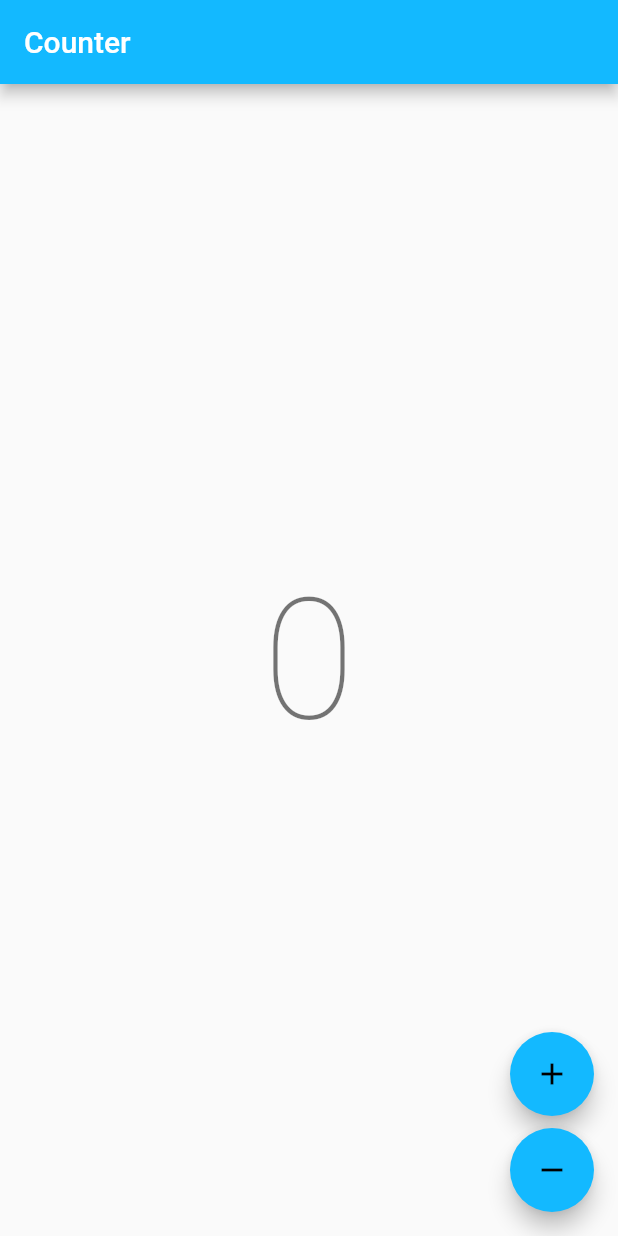
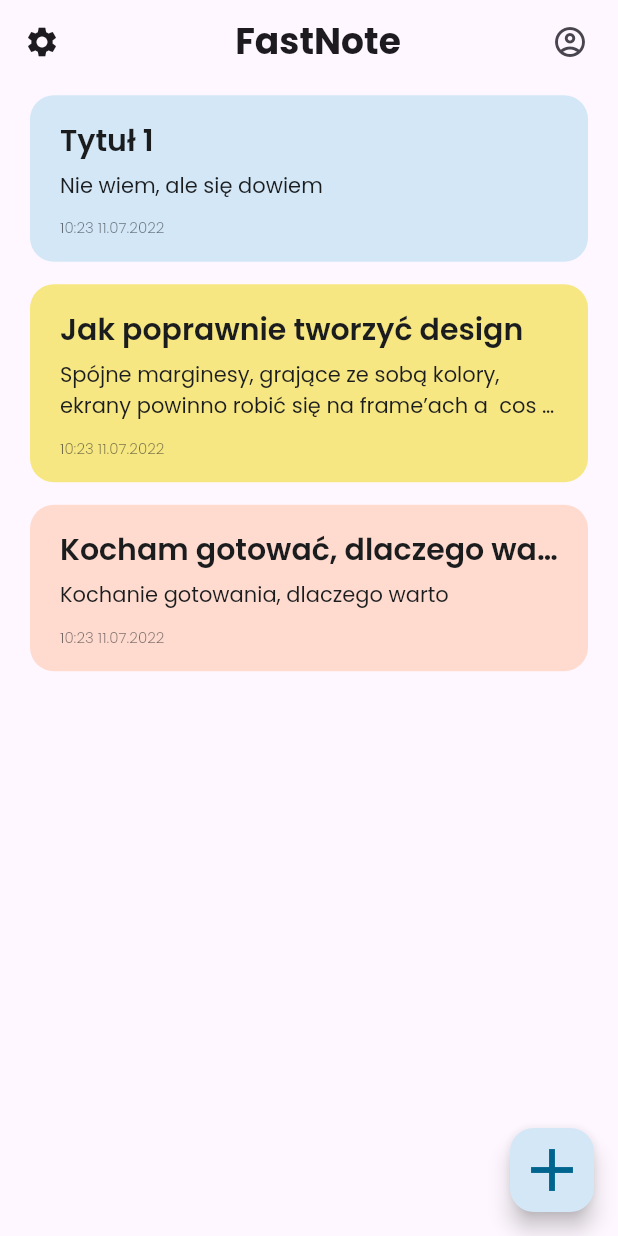
Before and after one commit to l-borkowski/fast_note, a Flutter app: the screen it shows after launch, on a phone screen of 412 x 824 dp. Run offline on Flutter 3.47's test engine with Material 2 defaults, Android fonts, the phone set to English and light mode, and no system bars; our stand-ins replace bloc, flutter_bloc, google_fonts; generated files the repository leaves out were written again.

Commit message:
feat: add main page

```diff
--- a/lib/app/view/app.dart
+++ b/lib/app/view/app.dart
@@ -6,24 +6,24 @@
 // https://opensource.org/licenses/MIT.
 
 import 'package:flutter/material.dart';
-import 'package:my_app/counter/counter.dart';
+import 'package:google_fonts/google_fonts.dart';
 import 'package:my_app/l10n/l10n.dart';
+import 'package:my_app/main/main.dart';
 
 class App extends StatelessWidget {
   const App({super.key});
 
   @override
   Widget build(BuildContext context) {
+    final textTheme = Theme.of(context).textTheme;
     return MaterialApp(
       theme: ThemeData(
-        appBarTheme: const AppBarTheme(color: Color(0xFF13B9FF)),
-        colorScheme: ColorScheme.fromSwatch(
-          accentColor: const Color(0xFF13B9FF),
-        ),
+        useMaterial3: true,
+        textTheme: GoogleFonts.poppinsTextTheme(textTheme),
       ),
       localizationsDelegates: AppLocalizations.localizationsDelegates,
       supportedLocales: AppLocalizations.supportedLocales,
-      home: const CounterPage(),
+      home: const MainPage(),
     );
   }
 }
--- a/lib/counter/counter.dart
+++ /dev/null
@@ -1,9 +0,0 @@
-// Copyright (c) 2022, Very Good Ventures
-// https://verygood.ventures
-//
-// Use of this source code is governed by an MIT-style
-// license that can be found in the LICENSE file or at
-// https://opensource.org/licenses/MIT.
-
-export 'cubit/counter_cubit.dart';
-export 'view/counter_page.dart';
--- a/lib/counter/view/counter_page.dart
+++ /dev/null
@@ -1,62 +0,0 @@
-// Copyright (c) 2022, Very Good Ventures
-// https://verygood.ventures
-//
-// Use of this source code is governed by an MIT-style
-// license that can be found in the LICENSE file or at
-// https://opensource.org/licenses/MIT.
-
-import 'package:flutter/material.dart';
-import 'package:flutter_bloc/flutter_bloc.dart';
-import 'package:my_app/counter/counter.dart';
-import 'package:my_app/l10n/l10n.dart';
-
-class CounterPage extends StatelessWidget {
-  const CounterPage({super.key});
-
-  @override
-  Widget build(BuildContext context) {
-    return BlocProvider(
-      create: (_) => CounterCubit(),
-      child: const CounterView(),
-    );
-  }
-}
-
-class CounterView extends StatelessWidget {
-  const CounterView({super.key});
-
-  @override
-  Widget build(BuildContext context) {
-    final l10n = context.l10n;
-    return Scaffold(
-      appBar: AppBar(title: Text(l10n.counterAppBarTitle)),
-      body: const Center(child: CounterText()),
-      floatingActionButton: Column(
-        mainAxisAlignment: MainAxisAlignment.end,
-        crossAxisAlignment: CrossAxisAlignment.end,
-        children: [
-          FloatingActionButton(
-            onPressed: () => context.read<CounterCubit>().increment(),
-            child: const Icon(Icons.add),
-          ),
-          const SizedBox(height: 8),
-          FloatingActionButton(
-            onPressed: () => context.read<CounterCubit>().decrement(),
-            child: const Icon(Icons.remove),
-          ),
-        ],
-      ),
-    );
-  }
-}
-
-class CounterText extends StatelessWidget {
-  const CounterText({super.key});
-
-  @override
-  Widget build(BuildContext context) {
-    final theme = Theme.of(context);
-    final count = context.select((CounterCubit cubit) => cubit.state);
-    return Text('$count', style: theme.textTheme.headline1);
-  }
-}
--- /dev/null
+++ b/lib/main/cubit/main_page_cubit.dart
@@ -0,0 +1,8 @@
+import 'package:bloc/bloc.dart';
+import 'package:meta/meta.dart';
+
+part 'main_page_state.dart';
+
+class MainPageCubit extends Cubit<MainPageState> {
+  MainPageCubit() : super(MainPageInitial());
+}
--- /dev/null
+++ b/lib/main/cubit/main_page_state.dart
@@ -0,0 +1,6 @@
+part of 'main_page_cubit.dart';
+
+@immutable
+abstract class MainPageState {}
+
+class MainPageInitial extends MainPageState {}
--- a/lib/counter/cubit/counter_cubit.dart
+++ b/lib/main/main.dart
@@ -5,11 +5,5 @@
 // license that can be found in the LICENSE file or at
 // https://opensource.org/licenses/MIT.
 
-import 'package:bloc/bloc.dart';
-
-class CounterCubit extends Cubit<int> {
-  CounterCubit() : super(0);
-
-  void increment() => emit(state + 1);
-  void decrement() => emit(state - 1);
-}
+export 'cubit/main_page_cubit.dart';
+export 'view/main_page.dart';
--- /dev/null
+++ b/lib/main/view/main_page.dart
@@ -0,0 +1,154 @@
+// Copyright (c) 2022, Very Good Ventures
+// https://verygood.ventures
+//
+// Use of this source code is governed by an MIT-style
+// license that can be found in the LICENSE file or at
+// https://opensource.org/licenses/MIT.
+
+import 'package:flutter/material.dart';
+import 'package:flutter_bloc/flutter_bloc.dart';
+import 'package:my_app/l10n/l10n.dart';
+import 'package:my_app/main/main.dart';
+
+class MainPage extends StatelessWidget {
+  const MainPage({super.key});
+
+  @override
+  Widget build(BuildContext context) {
+    return BlocProvider(
+      create: (_) => MainPageCubit(),
+      child: const MainView(),
+    );
+  }
+}
+
+class MainView extends StatelessWidget {
+  const MainView({super.key});
+
+  @override
+  Widget build(BuildContext context) {
+    final l10n = context.l10n;
+    return Scaffold(
+      appBar: AppBar(
+        leading: const Icon(Icons.settings),
+        actions: const [
+          Icon(Icons.account_circle_outlined),
+          SizedBox(width: 20),
+        ],
+        title: const Center(
+          child: Text(
+            'FastNote',
+            style: TextStyle(
+              fontWeight: FontWeight.w700,
+              fontSize: 24,
+            ),
+          ),
+        ),
+      ),
+      body: Padding(
+        padding: const EdgeInsets.symmetric(horizontal: 20),
+        child: ListView(
+          physics: const BouncingScrollPhysics(),
+          children: const [
+            NoteTile(
+              title: 'Tytuł 1',
+              desc: 'Nie wiem, ale się dowiem',
+              date: '10:23 11.07.2022',
+            ),
+            NoteTile(
+              title: 'Jak poprawnie tworzyć design',
+              desc:
+                  '''Spójne marginesy, grające ze sobą kolory, ekrany powinno robić się na frame’ach a  cos dalej do overfloww''',
+              date: '10:23 11.07.2022',
+              color: Color(0xffF7E782),
+            ),
+            NoteTile(
+              title: 'Kocham gotować, dlaczego warto',
+              desc: 'Kochanie gotowania, dlaczego warto',
+              date: '10:23 11.07.2022',
+              color: Color(0xffFFDBCF),
+            ),
+          ],
+        ),
+      ),
+      floatingActionButton: FloatingActionButton(
+        backgroundColor: const Color(0xffD3E7F7),
+        onPressed: () => () {},
+        child: const Icon(
+          Icons.add,
+          size: 48,
+          color: Color(0xff00658e),
+        ),
+      ),
+    );
+  }
+}
+
+class NoteTile extends StatelessWidget {
+  const NoteTile({
+    required this.title,
+    required this.desc,
+    required this.date,
+    this.color,
+    super.key,
+  });
+
+  final String title;
+  final String desc;
+  final String date;
+  final Color? color;
+
+  @override
+  Widget build(BuildContext context) {
+    return Container(
+      margin: const EdgeInsets.symmetric(vertical: 7.5),
+      width: double.infinity,
+      constraints: const BoxConstraints(
+        minHeight: 110,
+        maxHeight: 135,
+      ),
+      decoration: BoxDecoration(
+        color: color ?? const Color(0xffD3E7F7),
+        borderRadius: BorderRadius.circular(16),
+      ),
+      child: Padding(
+        padding: const EdgeInsets.symmetric(horizontal: 20, vertical: 15),
+        child: Column(
+          mainAxisSize: MainAxisSize.min,
+          crossAxisAlignment: CrossAxisAlignment.start,
+          children: [
+            Text(
+              title,
+              style: const TextStyle(
+                fontWeight: FontWeight.w600,
+                fontSize: 20,
+                color: Color(0xff1A1C1E),
+                overflow: TextOverflow.ellipsis,
+              ),
+            ),
+            const SizedBox(height: 5),
+            Text(
+              desc,
+              style: const TextStyle(
+                fontWeight: FontWeight.w400,
+                fontSize: 14,
+                color: Color(0xff1A1C1E),
+              ),
+              maxLines: 2,
+              overflow: TextOverflow.ellipsis,
+            ),
+            const SizedBox(height: 10),
+            Text(
+              date,
+              style: TextStyle(
+                fontWeight: FontWeight.w300,
+                fontSize: 10,
+                color: const Color(0xff1A1C1E).withOpacity(0.6),
+              ),
+            ),
+          ],
+        ),
+      ),
+    );
+  }
+}
--- a/pubspec.yaml
+++ b/pubspec.yaml
@@ -14,6 +14,7 @@ dependencies:
   flutter_bloc: ^8.1.1
   flutter_localizations:
     sdk: flutter
+  google_fonts: ^3.0.1
   intl: ^0.17.0
 
 dev_dependencies:
```
Also changed, not shown: pubspec.lock, 4 other files.
